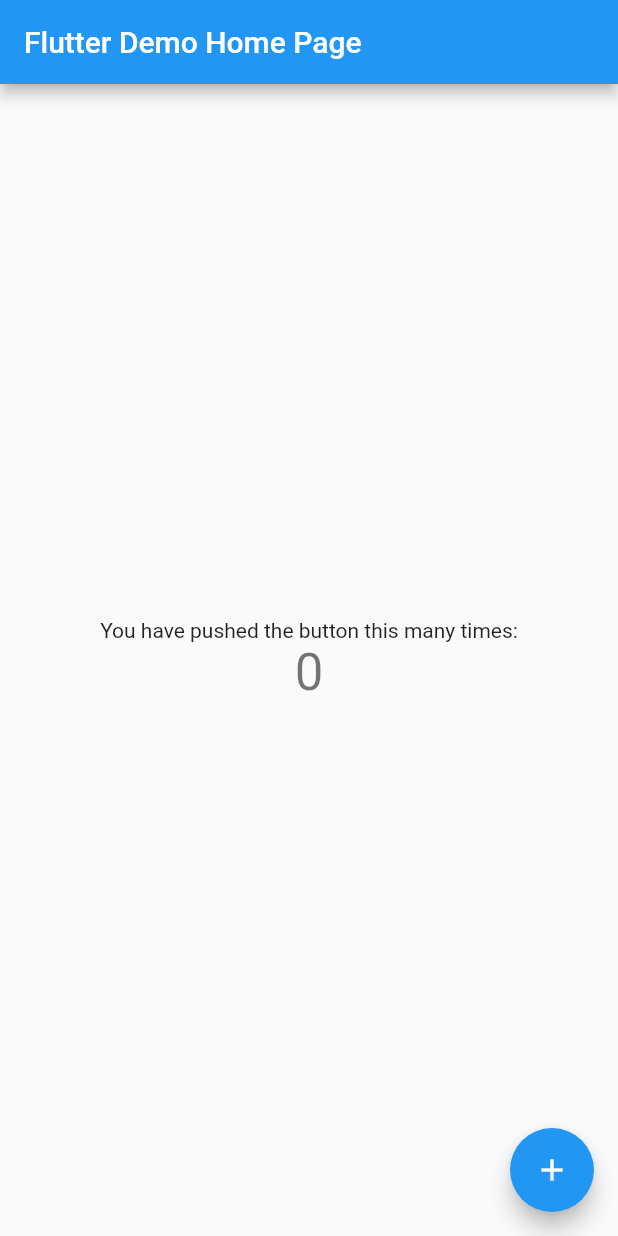
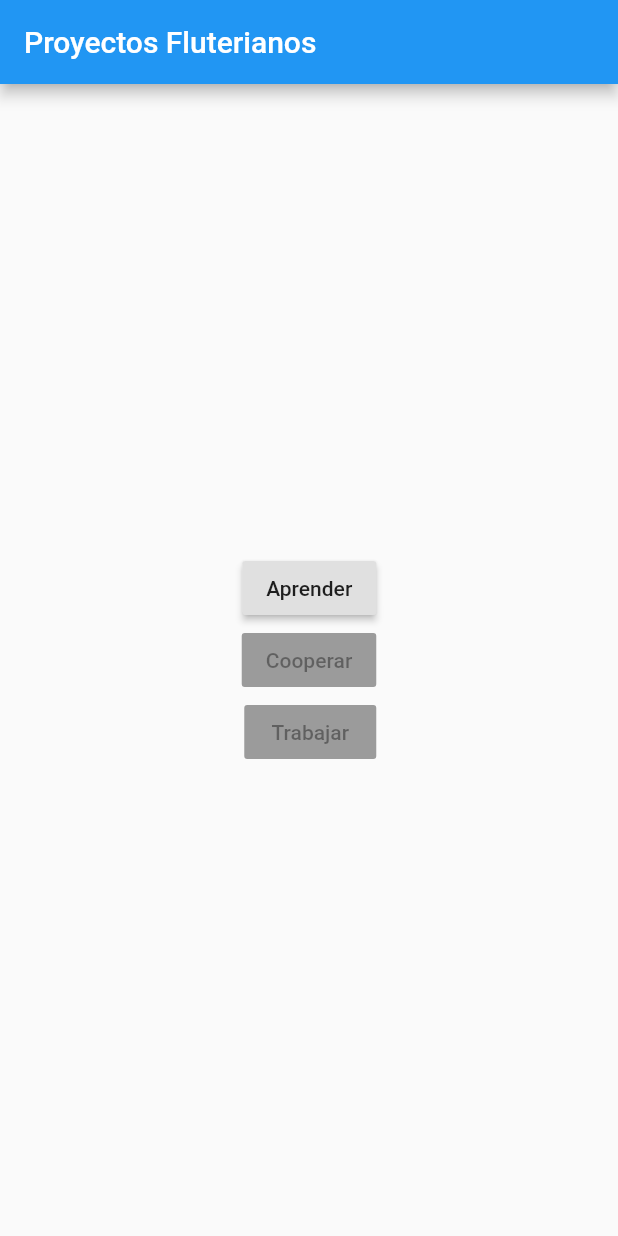
Before and after one commit to jomazao/fluterianos, a Flutter app: the screen it shows after launch, on a phone screen of 412 x 824 dp. Run offline on Flutter 3.47's test engine with Material 2 defaults, Android fonts, the phone set to English and light mode, and no system bars.

Commit message:
Primeros pasos

```diff
--- /dev/null
+++ b/lib/aprender.dart
@@ -0,0 +1,10 @@
+import 'package:flutter/material.dart';
+
+class Aprender extends StatelessWidget{
+  @override
+  Widget build(BuildContext context) {
+    // TODO: implement build
+    return Scaffold(appBar:AppBar(),body: Center(child: Text("Tutorial"),),);
+  }
+
+}
--- /dev/null
+++ b/lib/home.dart
@@ -0,0 +1,44 @@
+import 'package:flutter/material.dart';
+
+import 'aprender.dart';
+
+class Home extends StatelessWidget {
+
+
+  _aprender(BuildContext context){
+
+    Navigator.push(
+      context,
+      MaterialPageRoute(builder: (context) => Aprender()),
+    );
+  }
+
+
+  @override
+  Widget build(BuildContext context) {
+
+    return Scaffold(
+      appBar: AppBar(
+        title: Text("Proyectos Fluterianos"),
+      ),
+      body: Center(
+        child: Column(
+          mainAxisAlignment: MainAxisAlignment.center,
+          crossAxisAlignment: CrossAxisAlignment.end,
+          children: <Widget>[
+            RaisedButton(
+              child: Text("Aprender"),
+              onPressed: ()=>_aprender(context),
+            ),
+            RaisedButton(
+              child: Text("Cooperar"),
+            ),
+            RaisedButton(
+              child: Text("Trabajar"),
+            )
+          ],
+        ),
+      ),
+    );
+  }
+}
--- a/lib/main.dart
+++ b/lib/main.dart
@@ -1,4 +1,6 @@
 import 'package:flutter/material.dart';
+
+import 'home.dart';
 
 void main() => runApp(MyApp());
 
@@ -20,7 +22,7 @@ class MyApp extends StatelessWidget {
         // is not restarted.
         primarySwatch: Colors.blue,
       ),
-      home: MyHomePage(title: 'Flutter Demo Home Page'),
+      home: Home(),
     );
   }
 }
```
